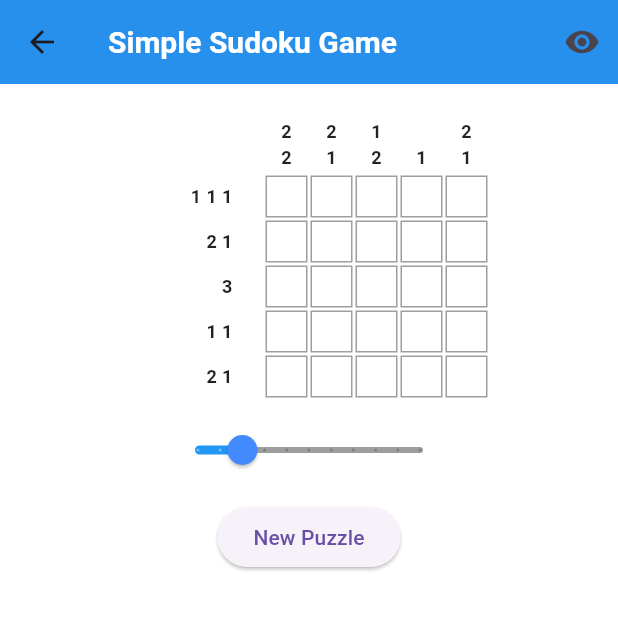
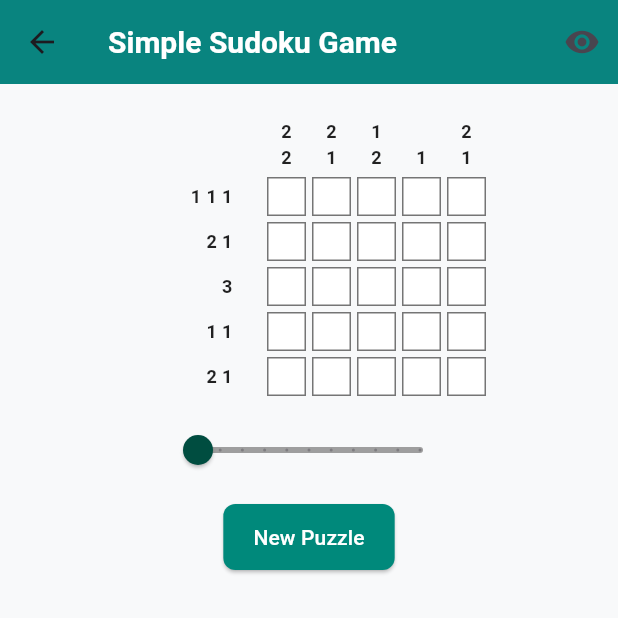
Before and after one commit to SeCorpo/simple_sudoku_flutter, a Flutter app: the screen it shows after launch, after a tap on "Generate New Puzzle", on a phone screen of 412 x 824 dp, the top half of it. Run offline on Flutter 3.47's test engine with Material 3 defaults, Android fonts, the light colour scheme and no system bars; our stand-ins replace animate_do, flutter_bloc, shared_preferences.

Commit message:
new theme structure, fix cell_widget used in game_grid, cell_widget + clue_numbers_widget using dynamic colors, congratulations_widget, animate_do package used for winning animations (till custom?), new ColorScheme

```diff
--- a/lib/core/theme.dart
+++ /dev/null
@@ -1,59 +0,0 @@
-import 'package:flutter/material.dart';
-
-class AppTheme {
-  static ThemeData lightTheme = ThemeData(
-    brightness: Brightness.light,
-    primarySwatch: Colors.blue,
-    scaffoldBackgroundColor: Colors.white,
-    appBarTheme: const AppBarTheme(
-      color: Colors.blue,
-      elevation: 4,
-      titleTextStyle: TextStyle(
-        fontSize: 20,
-        fontWeight: FontWeight.bold,
-        color: Colors.white,
-      ),
-    ),
-    textTheme: const TextTheme(
-      bodyLarge: TextStyle(fontSize: 16, color: Colors.black),
-      bodyMedium: TextStyle(fontSize: 14, color: Colors.black87),
-    ),
-    buttonTheme: const ButtonThemeData(
-      buttonColor: Colors.blue,
-      textTheme: ButtonTextTheme.primary,
-    ),
-    sliderTheme: const SliderThemeData(
-      activeTrackColor: Colors.blue,
-      inactiveTrackColor: Colors.grey,
-      thumbColor: Colors.blueAccent,
-    ),
-  );
-
-  static ThemeData darkTheme = ThemeData(
-    brightness: Brightness.dark,
-    primarySwatch: Colors.blueGrey,
-    scaffoldBackgroundColor: Colors.black,
-    appBarTheme: const AppBarTheme(
-      color: Colors.blueGrey,
-      elevation: 4,
-      titleTextStyle: TextStyle(
-        fontSize: 20,
-        fontWeight: FontWeight.bold,
-        color: Colors.white,
-      ),
-    ),
-    textTheme: const TextTheme(
-      bodyLarge: TextStyle(fontSize: 16, color: Colors.white),
-      bodyMedium: TextStyle(fontSize: 14, color: Colors.white70),
-    ),
-    buttonTheme: const ButtonThemeData(
-      buttonColor: Colors.blueGrey,
-      textTheme: ButtonTextTheme.primary,
-    ),
-    sliderTheme: const SliderThemeData(
-      activeTrackColor: Colors.blueGrey,
-      inactiveTrackColor: Colors.grey,
-      thumbColor: Colors.white,
-    ),
-  );
-}
--- /dev/null
+++ b/lib/core/theme/button_styles.dart
@@ -0,0 +1,21 @@
+import 'package:flutter/material.dart';
+
+class AppButtonStyles {
+  static final ElevatedButtonThemeData lightElevatedButtonTheme = ElevatedButtonThemeData(
+    style: ButtonStyle(
+      backgroundColor: const WidgetStatePropertyAll(Color(0xFF00897B)), // Teal
+      foregroundColor: const WidgetStatePropertyAll(Colors.white),
+      padding: const WidgetStatePropertyAll(EdgeInsets.symmetric(horizontal: 20, vertical: 12)),
+      shape: WidgetStatePropertyAll(RoundedRectangleBorder(borderRadius: BorderRadius.circular(8))),
+    ),
+  );
+
+  static final ElevatedButtonThemeData darkElevatedButtonTheme = ElevatedButtonThemeData(
+    style: ButtonStyle(
+      backgroundColor: const WidgetStatePropertyAll(Color(0xFF162447)), // Deep navy blue
+      foregroundColor: const WidgetStatePropertyAll(Colors.white),
+      padding: const WidgetStatePropertyAll(EdgeInsets.symmetric(horizontal: 20, vertical: 12)),
+      shape: WidgetStatePropertyAll(RoundedRectangleBorder(borderRadius: BorderRadius.circular(8))),
+    ),
+  );
+}
--- /dev/null
+++ b/lib/core/theme/puzzle_theme.dart
@@ -0,0 +1,37 @@
+import 'package:flutter/material.dart';
+
+class PuzzleTheme {
+  static const PuzzleTheme light = PuzzleTheme._(
+    cellSelectedColor: Colors.black,
+    cellColor: Colors.white,
+    clueTextColor: Colors.black87,
+    gridLineColor: Colors.black54,
+    solutionCorrectColor: Colors.green,
+    solutionIncorrectColor: Colors.red,
+  );
+
+  static const PuzzleTheme dark = PuzzleTheme._(
+    cellSelectedColor: Colors.white,
+    cellColor: Colors.grey,
+    clueTextColor: Colors.white70,
+    gridLineColor: Colors.white38,
+    solutionCorrectColor: Colors.greenAccent,
+    solutionIncorrectColor: Colors.redAccent,
+  );
+
+  final Color cellSelectedColor;
+  final Color cellColor;
+  final Color clueTextColor;
+  final Color gridLineColor;
+  final Color solutionCorrectColor;
+  final Color solutionIncorrectColor;
+
+  const PuzzleTheme._({
+    required this.cellSelectedColor,
+    required this.cellColor,
+    required this.clueTextColor,
+    required this.gridLineColor,
+    required this.solutionCorrectColor,
+    required this.solutionIncorrectColor,
+  });
+}
--- /dev/null
+++ b/lib/core/theme/theme.dart
@@ -0,0 +1,56 @@
+import 'package:flutter/material.dart';
+import 'puzzle_theme.dart';
+import 'typography.dart';
+import 'button_styles.dart';
+
+class AppTheme {
+  static final ThemeData lightTheme = ThemeData(
+    brightness: Brightness.light,
+    primarySwatch: Colors.teal,
+    scaffoldBackgroundColor: const Color(0xFFF8F9FA), // Soft white with a hint of gray-blue
+    textTheme: AppTypography.lightTextTheme,
+    elevatedButtonTheme: AppButtonStyles.lightElevatedButtonTheme,
+    appBarTheme: _appBarTheme(const Color(0xFF00897B)), // Teal accent
+    sliderTheme: _sliderTheme(const Color(0xFF00897B), Colors.grey, const Color(0xFF004D40)),
+    cardColor: Colors.white,
+    primaryColor: const Color(0xFF00897B),
+    secondaryHeaderColor: const Color(0xFFD7FFF1), // Soft pastel green
+  );
+
+  static final ThemeData darkTheme = ThemeData(
+    brightness: Brightness.dark,
+    primarySwatch: Colors.blueGrey,
+    scaffoldBackgroundColor: const Color(0xFF0D1B2A), // Rich night blue
+    textTheme: AppTypography.darkTextTheme,
+    elevatedButtonTheme: AppButtonStyles.darkElevatedButtonTheme,
+    appBarTheme: _appBarTheme(const Color(0xFF1B263B)), // Darkened ocean blue
+    sliderTheme: _sliderTheme(const Color(0xFF415A77), Colors.grey, const Color(0xFF89CFF0)),
+    cardColor: const Color(0xFF1B263B),
+    primaryColor: const Color(0xFF415A77),
+    secondaryHeaderColor: const Color(0xFF89CFF0), // Sky blue accent
+  );
+
+  static AppBarTheme _appBarTheme(Color color) => AppBarTheme(
+    color: color,
+    elevation: 4,
+    titleTextStyle: const TextStyle(
+      fontSize: 20,
+      fontWeight: FontWeight.bold,
+      color: Colors.white,
+    ),
+  );
+
+  static SliderThemeData _sliderTheme(
+      Color activeTrack, Color inactiveTrack, Color thumbColor) =>
+      SliderThemeData(
+        activeTrackColor: activeTrack,
+        inactiveTrackColor: inactiveTrack,
+        thumbColor: thumbColor,
+      );
+
+  static PuzzleTheme puzzleTheme(BuildContext context) {
+    return Theme.of(context).brightness == Brightness.dark
+        ? PuzzleTheme.dark
+        : PuzzleTheme.light;
+  }
+}
--- /dev/null
+++ b/lib/core/theme/typography.dart
@@ -0,0 +1,15 @@
+import 'package:flutter/material.dart';
+
+class AppTypography {
+  static const TextTheme lightTextTheme = TextTheme(
+    bodyLarge: TextStyle(fontSize: 16, color: Color(0xFF333333), fontWeight: FontWeight.w500), // Dark gray
+    bodyMedium: TextStyle(fontSize: 14, color: Color(0xFF555555)), // Slightly lighter gray
+    titleLarge: TextStyle(fontSize: 20, fontWeight: FontWeight.bold, color: Color(0xFF00897B)), // Teal accent
+  );
+
+  static const TextTheme darkTextTheme = TextTheme(
+    bodyLarge: TextStyle(fontSize: 16, color: Colors.white, fontWeight: FontWeight.w500),
+    bodyMedium: TextStyle(fontSize: 14, color: Colors.white70),
+    titleLarge: TextStyle(fontSize: 20, fontWeight: FontWeight.bold, color: Color(0xFF89CFF0)), // Brighter sky blue
+  );
+}
--- a/lib/main.dart
+++ b/lib/main.dart
@@ -3,7 +3,7 @@ import 'package:flutter_bloc/flutter_bloc.dart';
 import 'bloc/game/game_bloc.dart';
 import 'bloc/provider/provider_bloc.dart';
 import 'bloc/theme/theme_bloc.dart';
-import 'core/theme.dart';
+import 'core/theme/theme.dart';
 import 'services/puzzle_service.dart';
 import 'services/save_service.dart';
 import 'ui/screens/home_screen.dart';
--- a/lib/ui/screens/game_screen.dart
+++ b/lib/ui/screens/game_screen.dart
@@ -3,8 +3,9 @@ import 'package:flutter_bloc/flutter_bloc.dart';
 import '../../bloc/game/game_bloc.dart';
 import '../../bloc/provider/provider_bloc.dart';
 import '../../models/puzzle_model.dart';
+import '../widgets/congratulations_widget.dart';
 import '../widgets/game_grid.dart';
-import '../widgets/clue_numbers.dart';
+import '../widgets/clue_numbers_widget.dart';
 import '../widgets/slider_widget.dart';
 
 class GameScreen extends StatelessWidget {
@@ -79,7 +80,7 @@ class GameScreen extends StatelessWidget {
             height: dynamicClueHeight,
             child: Padding(
               padding: EdgeInsets.only(left: dynamicClueWidth),
-              child: ClueNumbers(clues: puzzle.colClues, isRow: false, gridSize: gridSize),
+              child: ClueNumbersWidget(clues: puzzle.colClues, isRow: false, gridSize: gridSize),
             ),
           ),
 
@@ -91,7 +92,7 @@ class GameScreen extends StatelessWidget {
               // Left Clue Numbers
               SizedBox(
                 width: dynamicClueWidth,
-                child: ClueNumbers(clues: puzzle.rowClues, isRow: true, gridSize: gridSize),
+                child: ClueNumbersWidget(clues: puzzle.rowClues, isRow: true, gridSize: gridSize),
               ),
 
               // Puzzle Grid
@@ -115,10 +116,7 @@ class GameScreen extends StatelessWidget {
 
           // Show "You Won!" and Save Button if the game is completed
           if (isWon) ...[
-            const Padding(
-              padding: EdgeInsets.all(16.0),
-              child: Text("🎉 You Won! 🎉", style: TextStyle(fontSize: 24, fontWeight: FontWeight.bold)),
-            ),
+            const CongratulationsWidget(),
             ElevatedButton(
               onPressed: () {
                 context.read<ProviderBloc>().add(SavePuzzle(puzzle: puzzle));
@@ -133,7 +131,7 @@ class GameScreen extends StatelessWidget {
 
   /// Button to generate a new puzzle with size selection
   Widget _buildNewPuzzleButton(BuildContext context) {
-    int selectedSize = 7;
+    int selectedSize = 5;
 
     return Column(
       children: [
--- a/lib/ui/widgets/cell_widget.dart
+++ b/lib/ui/widgets/cell_widget.dart
@@ -1,18 +1,27 @@
 import 'package:flutter/material.dart';
 import '../../models/cell_model.dart';
+import '../../core/theme/theme.dart';
 
 class CellWidget extends StatelessWidget {
   final CellModel cell;
   final VoidCallback onTap;
   final double gridSize;
+  final bool showSolution;
 
-  const CellWidget({Key? key, required this.cell, required this.onTap, required this.gridSize})
-      : super(key: key);
+  const CellWidget({
+    Key? key,
+    required this.cell,
+    required this.onTap,
+    required this.gridSize,
+    required this.showSolution,
+  }) : super(key: key);
 
   @override
   Widget build(BuildContext context) {
+    final puzzleTheme = AppTheme.puzzleTheme(context);
+
     return MouseRegion(
-      cursor: SystemMouseCursors.click,
+      cursor: SystemMouseCursors.basic,
       child: GestureDetector(
         onTap: onTap,
         child: AnimatedContainer(
@@ -21,8 +30,10 @@ class CellWidget extends StatelessWidget {
           height: gridSize,
           margin: const EdgeInsets.all(2),
           decoration: BoxDecoration(
-            color: cell.isFilled ? Colors.black : Colors.white,
-            border: Border.all(color: Colors.black),
+            color: showSolution
+                ? (cell.isCorrect ? puzzleTheme.solutionCorrectColor : puzzleTheme.solutionIncorrectColor)
+                : (cell.isFilled ? puzzleTheme.cellSelectedColor : puzzleTheme.cellColor),
+            border: Border.all(color: puzzleTheme.gridLineColor),
           ),
         ),
       ),
--- a/lib/ui/widgets/clue_numbers.dart
+++ b/lib/ui/widgets/clue_numbers_widget.dart
@@ -1,16 +1,19 @@
 import 'package:flutter/material.dart';
+import '../../core/theme/theme.dart';
 
-class ClueNumbers extends StatelessWidget {
+class ClueNumbersWidget extends StatelessWidget {
   final List<List<int>> clues;
   final bool isRow;
   final double gridSize;
 
-  const ClueNumbers({Key? key, required this.clues, required this.isRow, required this.gridSize})
+  const ClueNumbersWidget({Key? key, required this.clues, required this.isRow, required this.gridSize})
       : super(key: key);
 
 
   @override
   Widget build(BuildContext context) {
+    final puzzleTheme = AppTheme.puzzleTheme(context);
+
     int maxNumbers = clues.fold(1, (max, clue) => clue.length > max ? clue.length : max);
 
     return isRow
@@ -18,16 +21,16 @@ class ClueNumbers extends StatelessWidget {
       mainAxisAlignment: MainAxisAlignment.center,
       children: List.generate(clues.length, (index) {
         return Container(
-          width: gridSize * 2, // Ensure row clues have enough width
-          height: gridSize, // Match row height
+          width: gridSize * 2,
+          height: gridSize,
           alignment: Alignment.centerRight,
           padding: EdgeInsets.symmetric(horizontal: gridSize * 0.2),
           child: FittedBox(
             alignment: Alignment.centerRight,
             child: Text(
-              clues[index].join(" "), // Display grouped numbers inline
+              clues[index].join(" "),
               textAlign: TextAlign.right,
-              style: TextStyle(fontSize: gridSize * 0.4, fontWeight: FontWeight.bold),
+              style: TextStyle(fontSize: gridSize * 0.4, fontWeight: FontWeight.bold, color: puzzleTheme.clueTextColor),
             ),
           ),
         );
@@ -37,18 +40,18 @@ class ClueNumbers extends StatelessWidget {
       mainAxisAlignment: MainAxisAlignment.center,
       children: List.generate(clues.length, (index) {
         return Container(
-          width: gridSize, // Ensure column clues have enough width
-          height: gridSize * maxNumbers, // Adjust height dynamically
+          width: gridSize,
+          height: gridSize * maxNumbers,
           alignment: Alignment.bottomCenter,
           padding: EdgeInsets.symmetric(vertical: gridSize * 0.1),
           child: Column(
             mainAxisAlignment: MainAxisAlignment.end,
             children: clues[index]
-                .map((num) => Flexible(
+                .map((clueNumber) => Flexible(
               child: Text(
-                "$num",
+                "$clueNumber",
                 textAlign: TextAlign.center,
-                style: TextStyle(fontSize: gridSize * 0.4, fontWeight: FontWeight.bold),
+                style: TextStyle(fontSize: gridSize * 0.4, fontWeight: FontWeight.bold, color: puzzleTheme.clueTextColor),
               ),
             ))
                 .toList(),
--- /dev/null
+++ b/lib/ui/widgets/congratulations_widget.dart
@@ -0,0 +1,47 @@
+import 'dart:math';
+import 'package:flutter/material.dart';
+import 'package:animate_do/animate_do.dart';
+
+class CongratulationsWidget extends StatelessWidget {
+  static const List<String> messages = [
+    "🎉 You Won! 🎉",
+    "🏆 Great Job! 🏆",
+    "👏 Fantastic Work! 👏",
+    "🎯 You Did It! 🎯"
+  ];
+
+  static String get randomMessage => messages[Random().nextInt(messages.length)];
+
+  static final List<Widget Function(Widget, Duration)> animations = [
+        (child, duration) => FadeIn(duration: duration, child: child),
+        (child, duration) => BounceIn(duration: duration, child: child),
+        (child, duration) => ZoomIn(duration: duration, child: child),
+        (child, duration) => SlideInLeft(duration: duration, child: child),
+        (child, duration) => FlipInX(duration: duration, child: child)
+  ];
+
+  static Widget Function(Widget, Duration) get randomAnimation =>
+      animations[Random().nextInt(animations.length)];
+
+  final String message;
+
+  const CongratulationsWidget({Key? key, this.message = ""}) : super(key: key);
+
+  @override
+  Widget build(BuildContext context) {
+    return randomAnimation(
+      Padding(
+        padding: const EdgeInsets.all(16.0),
+        child: Text(
+          message.isNotEmpty ? message : randomMessage,
+          style: const TextStyle(
+            fontSize: 24,
+            fontWeight: FontWeight.bold,
+          ),
+          textAlign: TextAlign.center,
+        ),
+      ),
+      const Duration(seconds: 1),
+    );
+  }
+}
--- a/lib/ui/widgets/game_grid.dart
+++ b/lib/ui/widgets/game_grid.dart
@@ -1,5 +1,6 @@
 import 'package:flutter/material.dart';
 import '../../models/puzzle_model.dart';
+import '../widgets/cell_widget.dart';
 
 class GameGrid extends StatelessWidget {
   final PuzzleModel puzzle;
@@ -25,20 +26,12 @@ class GameGrid extends StatelessWidget {
       itemBuilder: (context, index) {
         int row = index ~/ puzzle.cols;
         int col = index % puzzle.cols;
-        bool isCorrect = puzzle.grid[row][col].isCorrect;
-        bool isFilled = puzzle.grid[row][col].isFilled;
 
-        return GestureDetector(
+        return CellWidget(
+          cell: puzzle.grid[row][col],
+          gridSize: gridSize,
           onTap: () => onCellTap(row, col),
-          child: Container(
-            margin: EdgeInsets.all(1),
-            decoration: BoxDecoration(
-              color: showSolution
-                  ? (isCorrect ? Colors.green.withAlpha(128) : Colors.red.withAlpha(128)) // 50% opacity
-                  : (isFilled ? Colors.black : Colors.white),
-              border: Border.all(color: Colors.grey),
-            ),
-          ),
+          showSolution: showSolution,
         );
       },
     );
--- a/pubspec.yaml
+++ b/pubspec.yaml
@@ -39,6 +39,7 @@ dependencies:
   meta: ^1.15.0
   path_provider: ^2.1.5
   shared_preferences: ^2.5.2
+  animate_do: ^4.0.1
 
 dev_dependencies:
   flutter_test:
```
Also changed, not shown: 1 other file.
